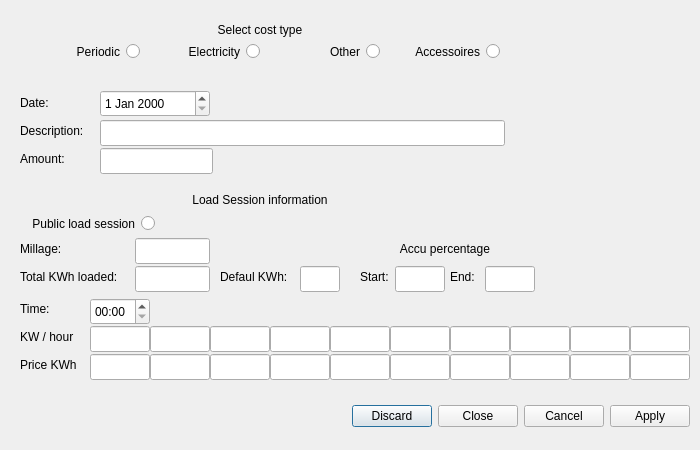
Cvelthoven/AutoCost, file QTLinux/AutoCost/datainputdialog.ui: the form before one commit.
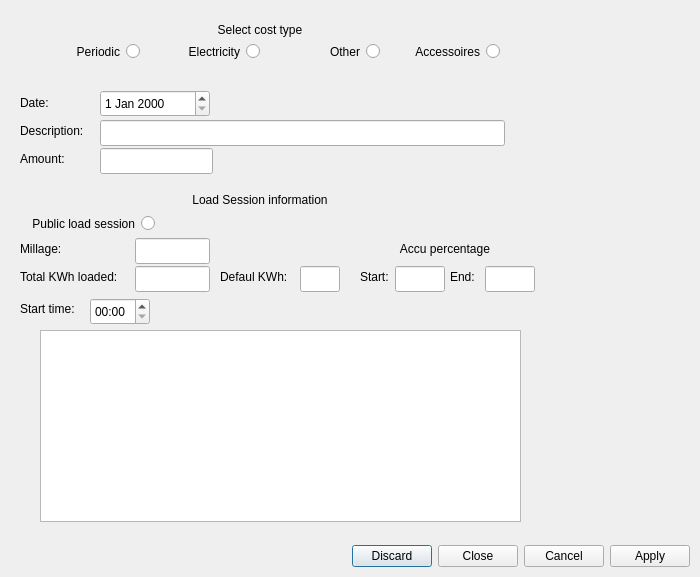
The form after the commit.

Commit message: Removed the fixed electricity input fields

```diff
--- a/QTLinux/AutoCost/datainputdialog.ui
+++ b/QTLinux/AutoCost/datainputdialog.ui
@@ -7,7 +7,7 @@
     <x>0</x>
     <y>0</y>
     <width>700</width>
-    <height>450</height>
+    <height>577</height>
    </rect>
   </property>
   <property name="windowTitle">
@@ -17,7 +17,7 @@
    <property name="geometry">
     <rect>
      <x>10</x>
-     <y>400</y>
+     <y>540</y>
      <width>680</width>
      <height>32</height>
     </rect>
@@ -229,294 +229,12 @@
     </rect>
    </property>
    <property name="text">
-    <string>Time: </string>
+    <string>Start time: </string>
    </property>
    <property name="alignment">
     <set>Qt::AlignmentFlag::AlignLeading|Qt::AlignmentFlag::AlignLeft|Qt::AlignmentFlag::AlignVCenter</set>
    </property>
   </widget>
-  <widget class="QLabel" name="lblKWh">
-   <property name="geometry">
-    <rect>
-     <x>20</x>
-     <y>328</y>
-     <width>70</width>
-     <height>18</height>
-    </rect>
-   </property>
-   <property name="text">
-    <string>KW / hour</string>
-   </property>
-   <property name="alignment">
-    <set>Qt::AlignmentFlag::AlignLeading|Qt::AlignmentFlag::AlignLeft|Qt::AlignmentFlag::AlignVCenter</set>
-   </property>
-  </widget>
-  <widget class="QLabel" name="lblEuroKwh">
-   <property name="geometry">
-    <rect>
-     <x>20</x>
-     <y>356</y>
-     <width>70</width>
-     <height>18</height>
-    </rect>
-   </property>
-   <property name="text">
-    <string>Price KWh</string>
-   </property>
-   <property name="alignment">
-    <set>Qt::AlignmentFlag::AlignLeading|Qt::AlignmentFlag::AlignLeft|Qt::AlignmentFlag::AlignVCenter</set>
-   </property>
-  </widget>
-  <widget class="QLineEdit" name="lnKWh1">
-   <property name="geometry">
-    <rect>
-     <x>90</x>
-     <y>326</y>
-     <width>60</width>
-     <height>26</height>
-    </rect>
-   </property>
-   <property name="alignment">
-    <set>Qt::AlignmentFlag::AlignCenter</set>
-   </property>
-  </widget>
-  <widget class="QLineEdit" name="lnPriceKWh1">
-   <property name="geometry">
-    <rect>
-     <x>90</x>
-     <y>354</y>
-     <width>60</width>
-     <height>26</height>
-    </rect>
-   </property>
-   <property name="alignment">
-    <set>Qt::AlignmentFlag::AlignCenter</set>
-   </property>
-  </widget>
-  <widget class="QLineEdit" name="lnKWh2">
-   <property name="geometry">
-    <rect>
-     <x>150</x>
-     <y>326</y>
-     <width>60</width>
-     <height>26</height>
-    </rect>
-   </property>
-   <property name="alignment">
-    <set>Qt::AlignmentFlag::AlignCenter</set>
-   </property>
-  </widget>
-  <widget class="QLineEdit" name="lnPriceKWh2">
-   <property name="geometry">
-    <rect>
-     <x>150</x>
-     <y>354</y>
-     <width>60</width>
-     <height>26</height>
-    </rect>
-   </property>
-   <property name="alignment">
-    <set>Qt::AlignmentFlag::AlignCenter</set>
-   </property>
-  </widget>
-  <widget class="QLineEdit" name="lnKWh3">
-   <property name="geometry">
-    <rect>
-     <x>210</x>
-     <y>326</y>
-     <width>60</width>
-     <height>26</height>
-    </rect>
-   </property>
-   <property name="alignment">
-    <set>Qt::AlignmentFlag::AlignCenter</set>
-   </property>
-  </widget>
-  <widget class="QLineEdit" name="lnPriceKWh3">
-   <property name="geometry">
-    <rect>
-     <x>210</x>
-     <y>354</y>
-     <width>60</width>
-     <height>26</height>
-    </rect>
-   </property>
-   <property name="alignment">
-    <set>Qt::AlignmentFlag::AlignCenter</set>
-   </property>
-  </widget>
-  <widget class="QLineEdit" name="lnKWh4">
-   <property name="geometry">
-    <rect>
-     <x>270</x>
-     <y>326</y>
-     <width>60</width>
-     <height>26</height>
-    </rect>
-   </property>
-   <property name="alignment">
-    <set>Qt::AlignmentFlag::AlignCenter</set>
-   </property>
-  </widget>
-  <widget class="QLineEdit" name="lnPriceKWh4">
-   <property name="geometry">
-    <rect>
-     <x>270</x>
-     <y>354</y>
-     <width>60</width>
-     <height>26</height>
-    </rect>
-   </property>
-   <property name="alignment">
-    <set>Qt::AlignmentFlag::AlignCenter</set>
-   </property>
-  </widget>
-  <widget class="QLineEdit" name="lnKWh5">
-   <property name="geometry">
-    <rect>
-     <x>330</x>
-     <y>326</y>
-     <width>60</width>
-     <height>26</height>
-    </rect>
-   </property>
-   <property name="alignment">
-    <set>Qt::AlignmentFlag::AlignCenter</set>
-   </property>
-  </widget>
-  <widget class="QLineEdit" name="lnPriceKWh5">
-   <property name="geometry">
-    <rect>
-     <x>330</x>
-     <y>354</y>
-     <width>60</width>
-     <height>26</height>
-    </rect>
-   </property>
-   <property name="alignment">
-    <set>Qt::AlignmentFlag::AlignCenter</set>
-   </property>
-  </widget>
-  <widget class="QLineEdit" name="lnKWh6">
-   <property name="geometry">
-    <rect>
-     <x>390</x>
-     <y>326</y>
-     <width>60</width>
-     <height>26</height>
-    </rect>
-   </property>
-   <property name="alignment">
-    <set>Qt::AlignmentFlag::AlignCenter</set>
-   </property>
-  </widget>
-  <widget class="QLineEdit" name="lnPriceKWh6">
-   <property name="geometry">
-    <rect>
-     <x>390</x>
-     <y>354</y>
-     <width>60</width>
-     <height>26</height>
-    </rect>
-   </property>
-   <property name="alignment">
-    <set>Qt::AlignmentFlag::AlignCenter</set>
-   </property>
-  </widget>
-  <widget class="QLineEdit" name="lnKWh7">
-   <property name="geometry">
-    <rect>
-     <x>450</x>
-     <y>326</y>
-     <width>60</width>
-     <height>26</height>
-    </rect>
-   </property>
-   <property name="alignment">
-    <set>Qt::AlignmentFlag::AlignCenter</set>
-   </property>
-  </widget>
-  <widget class="QLineEdit" name="lnPriceKWh7">
-   <property name="geometry">
-    <rect>
-     <x>450</x>
-     <y>354</y>
-     <width>60</width>
-     <height>26</height>
-    </rect>
-   </property>
-   <property name="alignment">
-    <set>Qt::AlignmentFlag::AlignCenter</set>
-   </property>
-  </widget>
-  <widget class="QLineEdit" name="lnKWh8">
-   <property name="geometry">
-    <rect>
-     <x>510</x>
-     <y>326</y>
-     <width>60</width>
-     <height>26</height>
-    </rect>
-   </property>
-   <property name="alignment">
-    <set>Qt::AlignmentFlag::AlignCenter</set>
-   </property>
-  </widget>
-  <widget class="QLineEdit" name="lnPriceKWh8">
-   <property name="geometry">
-    <rect>
-     <x>510</x>
-     <y>354</y>
-     <width>60</width>
-     <height>26</height>
-    </rect>
-   </property>
-   <property name="alignment">
-    <set>Qt::AlignmentFlag::AlignCenter</set>
-   </property>
-  </widget>
-  <widget class="QLineEdit" name="lnKWh9">
-   <property name="geometry">
-    <rect>
-     <x>570</x>
-     <y>326</y>
-     <width>60</width>
-     <height>26</height>
-    </rect>
-   </property>
-   <property name="alignment">
-    <set>Qt::AlignmentFlag::AlignCenter</set>
-   </property>
-  </widget>
-  <widget class="QLineEdit" name="lnPriceKWh9">
-   <property name="geometry">
-    <rect>
-     <x>570</x>
-     <y>354</y>
-     <width>60</width>
-     <height>26</height>
-    </rect>
-   </property>
-   <property name="alignment">
-    <set>Qt::AlignmentFlag::AlignCenter</set>
-   </property>
-  </widget>
-  <widget class="QLabel" name="lblKWhTime2">
-   <property name="geometry">
-    <rect>
-     <x>150</x>
-     <y>303</y>
-     <width>60</width>
-     <height>18</height>
-    </rect>
-   </property>
-   <property name="text">
-    <string/>
-   </property>
-   <property name="alignment">
-    <set>Qt::AlignmentFlag::AlignCenter</set>
-   </property>
-  </widget>
   <widget class="QLabel" name="lblTotalKWh">
    <property name="geometry">
     <rect>
@@ -691,48 +409,6 @@
     <string> Public load session</string>
    </property>
   </widget>
-  <widget class="QLineEdit" name="lnKWh10">
-   <property name="geometry">
-    <rect>
-     <x>630</x>
-     <y>326</y>
-     <width>60</width>
-     <height>26</height>
-    </rect>
-   </property>
-   <property name="alignment">
-    <set>Qt::AlignmentFlag::AlignCenter</set>
-   </property>
-  </widget>
-  <widget class="QLineEdit" name="lnPriceKWh10">
-   <property name="geometry">
-    <rect>
-     <x>630</x>
-     <y>354</y>
-     <width>60</width>
-     <height>26</height>
-    </rect>
-   </property>
-   <property name="alignment">
-    <set>Qt::AlignmentFlag::AlignCenter</set>
-   </property>
-  </widget>
-  <widget class="QLabel" name="lblKWhTime10">
-   <property name="geometry">
-    <rect>
-     <x>630</x>
-     <y>303</y>
-     <width>60</width>
-     <height>18</height>
-    </rect>
-   </property>
-   <property name="text">
-    <string/>
-   </property>
-   <property name="alignment">
-    <set>Qt::AlignmentFlag::AlignCenter</set>
-   </property>
-  </widget>
   <widget class="QLabel" name="lblMillage">
    <property name="geometry">
     <rect>
@@ -818,6 +494,16 @@
     </rect>
    </property>
   </widget>
+  <widget class="QTableView" name="tblElectricityCostInput">
+   <property name="geometry">
+    <rect>
+     <x>40</x>
+     <y>330</y>
+     <width>481</width>
+     <height>192</height>
+    </rect>
+   </property>
+  </widget>
  </widget>
  <tabstops>
   <tabstop>rbPeriodic</tabstop>
```
Left out of the diff: 132 changed lines with no effect on the pictures. The commit also changes 2 other files.
